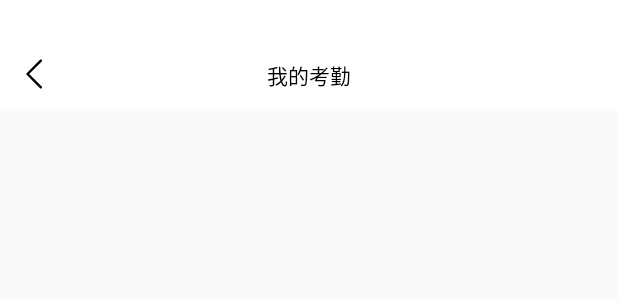
After one commit to KWJYES/face_kaoqin, an Android app: the layout activity_attendance_inquiry.xml on its own in the app's theme, with its tools: preview values and no code run, on a phone screen of 412 x 824 dp. The commit adds this screen. Shown: the top 300 px of the screen. Run offline under Robolectric (Android 15) with nearby library versions, the phone set to English and light mode, and no system bars.

```diff
--- a/app/src/main/java/com/response/db/SharedPreferencesManager.java
+++ b/app/src/main/java/com/response/db/SharedPreferencesManager.java
@@ -2,7 +2,6 @@ package com.response.db;
 
 import static android.content.Context.MODE_PRIVATE;
 
-import android.content.Context;
 import android.content.SharedPreferences;
 import android.util.Log;
 
@@ -31,7 +30,6 @@ public class SharedPreferencesManager implements ISharedPreferencesRequest{
         if(editor==null){
             synchronized (SharedPreferences.Editor.class){
                 if(null==editor){
-                    assert ApplicationConfig.getContext() != null;
                     editor=ApplicationConfig.getContext().getSharedPreferences("data",MODE_PRIVATE).edit();
                 }
             }
@@ -44,7 +42,6 @@ public class SharedPreferencesManager implements ISharedPreferencesRequest{
         if(pref==null){
             synchronized (SharedPreferences.class){
                 if(null==pref){
-                    assert ApplicationConfig.getContext() != null;
                     pref= ApplicationConfig.getContext().getSharedPreferences("data",MODE_PRIVATE);
                 }
             }
--- a/app/src/main/java/com/view/activity/student/StudentLoginActivity.java
+++ b/app/src/main/java/com/view/activity/student/StudentLoginActivity.java
@@ -11,7 +11,6 @@ import com.base.BaseActivity;
 import com.tencent.ncnnyoloface.R;
 import com.tencent.ncnnyoloface.databinding.ActivityStudentLoginBinding;
 import com.utils.ActivityCollector;
-import com.utils.ApplicationConfig;
 import com.utils.InputChecker;
 import com.view.activity.StartActivity;
 import com.viewmodel.rvm.activity.student.StudentLoginRVM;
@@ -28,7 +27,6 @@ public class StudentLoginActivity extends BaseActivity {
     @Override
     protected void initActivity() {
         setTransparentStatusBar(true);
-        ApplicationConfig.loginContext=this;
         svm = new ViewModelProvider(this, new ViewModelProvider.NewInstanceFactory()).get(StudentLoginSVM.class);
         rvm = new ViewModelProvider(this, new ViewModelProvider.NewInstanceFactory()).get(StudentLoginRVM.class);
         binding = DataBindingUtil.setContentView(this, R.layout.activity_student_login);
--- a/app/src/main/java/com/view/activity/student/StudentMainActivity.java
+++ b/app/src/main/java/com/view/activity/student/StudentMainActivity.java
@@ -16,8 +16,6 @@ import com.adapter.viewpager2.MainViewPager2Adapter;
 import com.base.BaseActivity;
 import com.tencent.ncnnyoloface.R;
 import com.tencent.ncnnyoloface.databinding.ActivityStudentMainBinding;
-import com.utils.ApplicationConfig;
-import com.view.dialog.student.JoinInCourseDialog;
 import com.view.fragment.student.StudentHomeFragment;
 import com.view.fragment.student.StudentMineFragment;
 import com.viewmodel.rvm.activity.student.StudentMainRVM;
@@ -30,12 +28,10 @@ public class StudentMainActivity extends BaseActivity {
     ActivityStudentMainBinding binding;
     StudentMainSVM svm;
     StudentMainRVM rvm;
-    private JoinInCourseDialog dialog;
 
     @Override
     protected void initActivity() {
         setTransparentStatusBar(true);
-        ApplicationConfig.mainContext = this;
         svm = new ViewModelProvider(this, new ViewModelProvider.NewInstanceFactory()).get(StudentMainSVM.class);
         rvm = new ViewModelProvider(this, new ViewModelProvider.NewInstanceFactory()).get(StudentMainRVM.class);
         binding = DataBindingUtil.setContentView(this, R.layout.activity_student_main);
--- a/app/src/main/java/com/view/activity/teacher/TeacherMainActivity.java
+++ b/app/src/main/java/com/view/activity/teacher/TeacherMainActivity.java
@@ -16,7 +16,6 @@ import com.adapter.viewpager2.MainViewPager2Adapter;
 import com.base.BaseActivity;
 import com.tencent.ncnnyoloface.R;
 import com.tencent.ncnnyoloface.databinding.ActivityTeacherMainBinding;
-import com.utils.ApplicationConfig;
 import com.view.dialog.teacher.CreateCourseDialog;
 import com.view.fragment.teacher.TeacherHomeFragment;
 import com.view.fragment.teacher.TeacherMineFragment;
@@ -36,7 +35,6 @@ public class TeacherMainActivity extends BaseActivity {
     @Override
     protected void initActivity() {
         setTransparentStatusBar(true);
-        ApplicationConfig.mainContext = this;
         svm = new ViewModelProvider(this, new ViewModelProvider.NewInstanceFactory()).get(TeacherMainSVM.class);
         rvm = new ViewModelProvider(this, new ViewModelProvider.NewInstanceFactory()).get(TeacherMainRVM.class);
         binding = DataBindingUtil.setContentView(this, R.layout.activity_teacher_main);
--- /dev/null
+++ b/app/src/main/java/com/viewmodel/rvm/fragment/teacher/AttendanceInquiry1RVM.java
@@ -0,0 +1,6 @@
+package com.viewmodel.rvm.fragment.teacher;
+
+import androidx.lifecycle.ViewModel;
+
+public class AttendanceInquiry1RVM extends ViewModel {
+}
--- /dev/null
+++ b/app/src/main/java/com/viewmodel/svm/fragment/teacher/AttendanceInquiry1SVM.java
@@ -0,0 +1,6 @@
+package com.viewmodel.svm.fragment.teacher;
+
+import androidx.lifecycle.ViewModel;
+
+public class AttendanceInquiry1SVM extends ViewModel {
+}
--- /dev/null
+++ b/app/src/main/res/layout/activity_attendance_inquiry.xml
@@ -0,0 +1,58 @@
+<?xml version="1.0" encoding="utf-8"?>
+<layout xmlns:android="http://schemas.android.com/apk/res/android"
+    xmlns:app="http://schemas.android.com/apk/res-auto"
+    xmlns:tools="http://schemas.android.com/tools">
+
+    <data>
+        <variable
+            name="click"
+            type="com.view.activity.teacher.AttendanceInquiryActivity.ClickClass" />
+
+    </data>
+
+    <LinearLayout
+        android:layout_width="match_parent"
+        android:layout_height="match_parent"
+        android:orientation="vertical"
+        tools:context="com.view.activity.teacher.AttendanceInquiryActivity">
+
+        <com.customview.StatusBarHeightView
+            android:layout_width="match_parent"
+            android:layout_height="wrap_content"
+            android:background="@color/white" />
+
+        <androidx.constraintlayout.widget.ConstraintLayout
+            android:layout_width="match_parent"
+            android:layout_height="50dp"
+            android:background="@color/white">
+
+            <ImageView
+                android:id="@+id/imageView"
+                android:layout_width="25dp"
+                android:layout_height="25dp"
+                android:layout_marginStart="15dp"
+                android:onClick="@{click::back}"
+                android:src="@drawable/ic_l"
+                app:layout_constraintBottom_toBottomOf="parent"
+                app:layout_constraintStart_toStartOf="parent"
+                app:layout_constraintTop_toTopOf="parent" />
+
+            <TextView
+                android:layout_width="wrap_content"
+                android:layout_height="20dp"
+                android:text="我的考勤"
+                android:textColor="@color/black"
+                app:layout_constraintBottom_toBottomOf="parent"
+                app:layout_constraintEnd_toEndOf="parent"
+                app:layout_constraintStart_toStartOf="parent"
+                app:layout_constraintTop_toTopOf="parent" />
+        </androidx.constraintlayout.widget.ConstraintLayout>
+
+        <FrameLayout
+            android:layout_width="match_parent"
+            android:layout_weight="1"
+            android:layout_height="0dp"
+            android:id="@+id/fragment"/>
+
+    </LinearLayout>
+</layout>
```
Also changed, not shown: app/src/main/AndroidManifest.xml (+7 -3 lines), app/src/main/java/com/adapter/teacher/CourseInquireAttendanceAdapter.java (added, +87 -0 lines), app/src/main/java/com/utils/ApplicationConfig.java (+14 -13 lines), app/src/main/java/com/view/activity/student/StudentRegisterActivity.java (+4 -13 lines), app/src/main/java/com/view/activity/teacher/AttendanceInquiryActivity.java (added, +51 -0 lines), app/src/main/java/com/view/activity/teacher/TeacherLoginActivity.java (+3 -7 lines), app/src/main/java/com/view/activity/teacher/TeacherRegisterActivity.java (+3 -10 lines), app/src/main/java/com/view/fragment/teacher/AttendanceInquiry1Fragment.java (added, +51 -0 lines), app/src/main/java/com/view/fragment/teacher/AttendanceInquiry2Fragment.java (added, +22 -0 lines), app/src/main/res/layout/fragment_attendance_inquiry1.xml (added, +35 -0 lines), app/src/main/res/layout/fragment_attendance_inquiry2.xml (added, +20 -0 lines), app/src/main/res/layout/item_attendance_inquire_course_bean__message.xml (added, +55 -0 lines), 160 other files.
